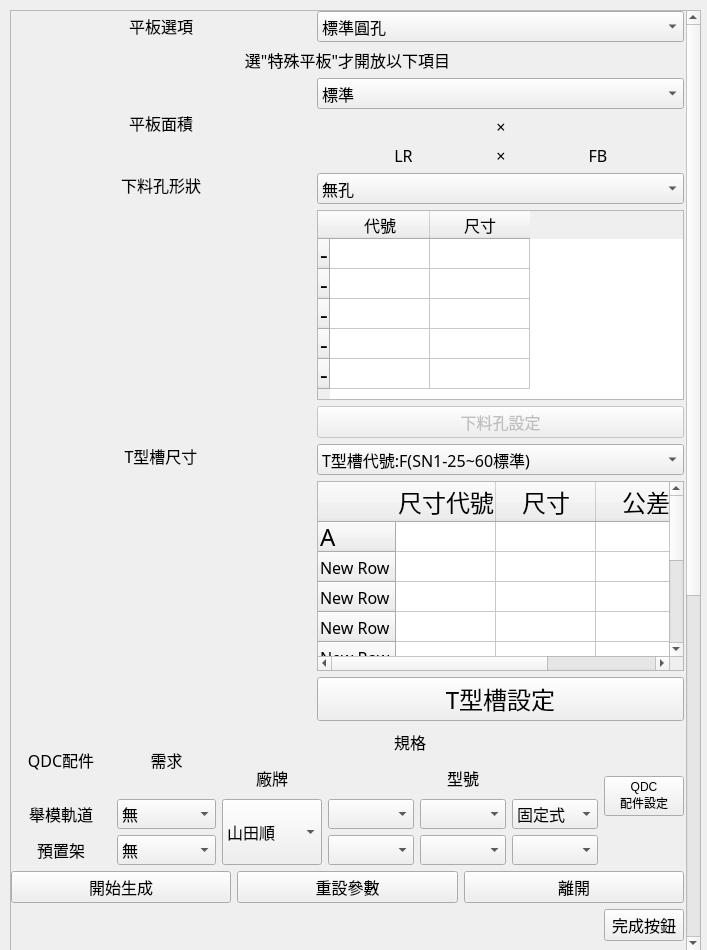
Qt form SYEI_stamping_press_system/pad_main.ui (sinje0816/stamping_press) before a commit.
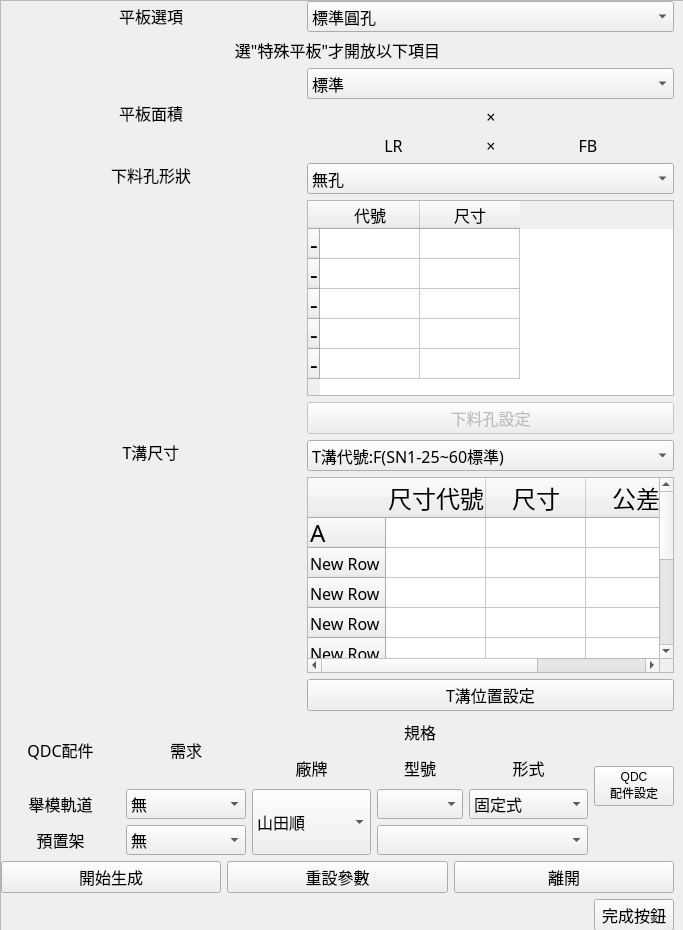
The same form after that commit. Icons and pictures are not drawn.

```diff
--- a/SYEI_stamping_press_system/pad_main.ui
+++ b/SYEI_stamping_press_system/pad_main.ui
@@ -6,28 +6,52 @@
    <rect>
     <x>0</x>
     <y>0</y>
-    <width>707</width>
-    <height>950</height>
+    <width>683</width>
+    <height>930</height>
    </rect>
   </property>
+  <property name="sizePolicy">
+   <sizepolicy hsizetype="Maximum" vsizetype="Maximum">
+    <horstretch>0</horstretch>
+    <verstretch>0</verstretch>
+   </sizepolicy>
+  </property>
+  <property name="minimumSize">
+   <size>
+    <width>683</width>
+    <height>930</height>
+   </size>
+  </property>
+  <property name="maximumSize">
+   <size>
+    <width>683</width>
+    <height>930</height>
+   </size>
+  </property>
   <property name="windowTitle">
    <string>Form</string>
   </property>
   <widget class="QScrollArea" name="scrollArea">
    <property name="geometry">
     <rect>
-     <x>10</x>
-     <y>10</y>
-     <width>691</width>
+     <x>0</x>
+     <y>0</y>
+     <width>700</width>
      <height>941</height>
     </rect>
    </property>
    <property name="sizePolicy">
-    <sizepolicy hsizetype="Preferred" vsizetype="Fixed">
+    <sizepolicy hsizetype="Maximum" vsizetype="Fixed">
      <horstretch>0</horstretch>
      <verstretch>0</verstretch>
     </sizepolicy>
    </property>
+   <property name="maximumSize">
+    <size>
+     <width>700</width>
+     <height>16777215</height>
+    </size>
+   </property>
    <property name="widgetResizable">
     <bool>true</bool>
    </property>
@@ -39,7 +63,7 @@
      <rect>
       <x>0</x>
       <y>0</y>
-      <width>672</width>
+      <width>681</width>
       <height>1500</height>
      </rect>
     </property>
@@ -112,6 +136,83 @@
       </rect>
      </property>
      <layout class="QGridLayout" name="gridLayout_16">
+      <item row="1" column="0">
+       <layout class="QGridLayout" name="gridLayout_15">
+        <item row="0" column="0">
+         <layout class="QHBoxLayout" name="horizontalLayout_2">
+          <item>
+           <widget class="QPushButton" name="plate_start">
+            <property name="font">
+             <font>
+              <family>微軟正黑體</family>
+              <pointsize>12</pointsize>
+             </font>
+            </property>
+            <property name="text">
+             <string>開始生成</string>
+            </property>
+           </widget>
+          </item>
+          <item>
+           <widget class="QPushButton" name="plate_reset">
+            <property name="font">
+             <font>
+              <family>微軟正黑體</family>
+              <pointsize>12</pointsize>
+             </font>
+            </property>
+            <property name="text">
+             <string>重設參數</string>
+            </property>
+           </widget>
+          </item>
+          <item>
+           <widget class="QPushButton" name="plate_escape">
+            <property name="font">
+             <font>
+              <family>微軟正黑體</family>
+              <pointsize>12</pointsize>
+             </font>
+            </property>
+            <property name="text">
+             <string>離開</string>
+            </property>
+           </widget>
+          </item>
+         </layout>
+        </item>
+        <item row="1" column="0">
+         <layout class="QHBoxLayout" name="horizontalLayout">
+          <item>
+           <spacer name="horizontalSpacer">
+            <property name="orientation">
+             <enum>Qt::Horizontal</enum>
+            </property>
+            <property name="sizeHint" stdset="0">
+             <size>
+              <width>398</width>
+              <height>20</height>
+             </size>
+            </property>
+           </spacer>
+          </item>
+          <item>
+           <widget class="QPushButton" name="plate_start_3">
+            <property name="font">
+             <font>
+              <family>微軟正黑體</family>
+              <pointsize>12</pointsize>
+             </font>
+            </property>
+            <property name="text">
+             <string>完成按鈕</string>
+            </property>
+           </widget>
+          </item>
+         </layout>
+        </item>
+       </layout>
+      </item>
       <item row="0" column="0">
        <layout class="QGridLayout" name="gridLayout_14">
         <item row="0" column="0">
@@ -491,7 +592,7 @@
             <item row="1" column="0">
              <widget class="QLabel" name="removepicture">
               <property name="sizePolicy">
-               <sizepolicy hsizetype="Minimum" vsizetype="Expanding">
+               <sizepolicy hsizetype="Fixed" vsizetype="Fixed">
                 <horstretch>0</horstretch>
                 <verstretch>0</verstretch>
                </sizepolicy>
@@ -499,7 +600,13 @@
               <property name="minimumSize">
                <size>
                 <width>300</width>
-                <height>0</height>
+                <height>267</height>
+               </size>
+              </property>
+              <property name="maximumSize">
+               <size>
+                <width>300</width>
+                <height>267</height>
                </size>
               </property>
               <property name="font">
@@ -688,17 +795,17 @@
                 </property>
                 <item>
                  <property name="text">
-                  <string>T型槽代號:F(SN1-25~60標準)</string>
+                  <string>T溝代號:F(SN1-25~60標準)</string>
                  </property>
                 </item>
                 <item>
                  <property name="text">
-                  <string>T型槽代號:G(SN180~250標準)</string>
+                  <string>T溝代號:G(SN1-180~250標準)</string>
                  </property>
                 </item>
                 <item>
                  <property name="text">
-                  <string>特殊T型槽</string>
+                  <string>特殊T溝</string>
                  </property>
                 </item>
                </widget>
@@ -717,6 +824,10 @@
                 <property name="layoutDirection">
                  <enum>Qt::LeftToRight</enum>
                 </property>
+                <property name="styleSheet">
+                 <string notr="true">text-align: center;
+</string>
+                </property>
                 <property name="textElideMode">
                  <enum>Qt::ElideMiddle</enum>
                 </property>
@@ -835,11 +946,11 @@
                 <property name="font">
                  <font>
                   <family>微軟正黑體</family>
-                  <pointsize>18</pointsize>
+                  <pointsize>12</pointsize>
                  </font>
                 </property>
                 <property name="text">
-                 <string>T型槽設定</string>
+                 <string>T溝位置設定</string>
                 </property>
                </widget>
               </item>
@@ -848,7 +959,7 @@
             <item row="1" column="0">
              <widget class="QLabel" name="removepicture_2">
               <property name="sizePolicy">
-               <sizepolicy hsizetype="Minimum" vsizetype="Expanding">
+               <sizepolicy hsizetype="Fixed" vsizetype="Fixed">
                 <horstretch>0</horstretch>
                 <verstretch>0</verstretch>
                </sizepolicy>
@@ -856,7 +967,13 @@
               <property name="minimumSize">
                <size>
                 <width>300</width>
-                <height>0</height>
+                <height>267</height>
+               </size>
+              </property>
+              <property name="maximumSize">
+               <size>
+                <width>300</width>
+                <height>267</height>
                </size>
               </property>
               <property name="font">
@@ -871,7 +988,7 @@
                <string/>
               </property>
               <property name="pixmap">
-               <pixmap>T溝詳圖.png</pixmap>
+               <pixmap>T溝詳圖_F.png</pixmap>
               </property>
               <property name="scaledContents">
                <bool>true</bool>
@@ -904,7 +1021,7 @@
                </font>
               </property>
               <property name="text">
-               <string>T型槽尺寸</string>
+               <string>T溝尺寸</string>
               </property>
               <property name="alignment">
                <set>Qt::AlignCenter</set>
@@ -1037,34 +1154,6 @@
             </property>
            </widget>
           </item>
-          <item row="1" column="3" colspan="3">
-           <widget class="QLabel" name="label_25">
-            <property name="sizePolicy">
-             <sizepolicy hsizetype="Expanding" vsizetype="Minimum">
-              <horstretch>0</horstretch>
-              <verstretch>0</verstretch>
-             </sizepolicy>
-            </property>
-            <property name="minimumSize">
-             <size>
-              <width>0</width>
-              <height>30</height>
-             </size>
-            </property>
-            <property name="font">
-             <font>
-              <family>微軟正黑體</family>
-              <pointsize>12</pointsize>
-             </font>
-            </property>
-            <property name="text">
-             <string>型號</string>
-            </property>
-            <property name="alignment">
-             <set>Qt::AlignCenter</set>
-            </property>
-           </widget>
-          </item>
           <item row="2" column="0">
            <widget class="QLabel" name="label_18">
             <property name="sizePolicy">
@@ -1157,50 +1246,6 @@
             </item>
            </widget>
           </item>
-          <item row="2" column="3">
-           <widget class="QComboBox" name="comboBox_4">
-            <property name="sizePolicy">
-             <sizepolicy hsizetype="Preferred" vsizetype="Minimum">
-              <horstretch>0</horstretch>
-              <verstretch>0</verstretch>
-             </sizepolicy>
-            </property>
-            <property name="minimumSize">
-             <size>
-              <width>0</width>
-              <height>30</height>
-             </size>
-            </property>
-            <property name="font">
-             <font>
-              <family>微軟正黑體</family>
-              <pointsize>12</pointsize>
-             </font>
-            </property>
-           </widget>
-          </item>
-          <item row="2" column="4">
-           <widget class="QComboBox" name="comboBox_6">
-            <property name="sizePolicy">
-             <sizepolicy hsizetype="Preferred" vsizetype="Minimum">
-              <horstretch>0</horstretch>
-              <verstretch>0</verstretch>
-             </sizepolicy>
-            </property>
-            <property name="minimumSize">
-             <size>
-              <width>0</width>
-              <height>30</height>
-             </size>
-            </property>
-            <property name="font">
-             <font>
-              <family>微軟正黑體</family>
-              <pointsize>12</pointsize>
-             </font>
-            </property>
-           </widget>
-          </item>
           <item row="2" column="5">
            <widget class="QComboBox" name="comboBox_8">
             <property name="sizePolicy">
@@ -1293,7 +1338,29 @@
             </item>
            </widget>
           </item>
-          <item row="3" column="3">
+          <item row="2" column="3" colspan="2">
+           <widget class="QComboBox" name="comboBox_4">
+            <property name="sizePolicy">
+             <sizepolicy hsizetype="Preferred" vsizetype="Minimum">
+              <horstretch>0</horstretch>
+              <verstretch>0</verstretch>
+             </sizepolicy>
+            </property>
+            <property name="minimumSize">
+             <size>
+              <width>0</width>
+              <height>30</height>
+             </size>
+            </property>
+            <property name="font">
+             <font>
+              <family>微軟正黑體</family>
+              <pointsize>12</pointsize>
+             </font>
+            </property>
+           </widget>
+          </item>
+          <item row="3" column="3" colspan="3">
            <widget class="QComboBox" name="comboBox_5">
             <property name="sizePolicy">
              <sizepolicy hsizetype="Preferred" vsizetype="Minimum">
@@ -1315,10 +1382,10 @@
             </property>
            </widget>
           </item>
-          <item row="3" column="4">
-           <widget class="QComboBox" name="comboBox_7">
+          <item row="1" column="3" colspan="2">
+           <widget class="QLabel" name="label_25">
             <property name="sizePolicy">
-             <sizepolicy hsizetype="Preferred" vsizetype="Minimum">
+             <sizepolicy hsizetype="Expanding" vsizetype="Minimum">
               <horstretch>0</horstretch>
               <verstretch>0</verstretch>
              </sizepolicy>
@@ -1335,12 +1402,18 @@
               <pointsize>12</pointsize>
              </font>
             </property>
+            <property name="text">
+             <string>型號</string>
+            </property>
+            <property name="alignment">
+             <set>Qt::AlignCenter</set>
+            </property>
            </widget>
           </item>
-          <item row="3" column="5">
-           <widget class="QComboBox" name="comboBox_9">
+          <item row="1" column="5">
+           <widget class="QLabel" name="label_26">
             <property name="sizePolicy">
-             <sizepolicy hsizetype="Preferred" vsizetype="Minimum">
+             <sizepolicy hsizetype="Expanding" vsizetype="Minimum">
               <horstretch>0</horstretch>
               <verstretch>0</verstretch>
              </sizepolicy>
@@ -1357,82 +1430,11 @@
               <pointsize>12</pointsize>
              </font>
             </property>
-           </widget>
-          </item>
-         </layout>
-        </item>
-       </layout>
-      </item>
-      <item row="1" column="0">
-       <layout class="QGridLayout" name="gridLayout_15">
-        <item row="0" column="0">
-         <layout class="QHBoxLayout" name="horizontalLayout_2">
-          <item>
-           <widget class="QPushButton" name="plate_start">
-            <property name="font">
-             <font>
-              <family>微軟正黑體</family>
-              <pointsize>12</pointsize>
-             </font>
-            </property>
             <property name="text">
-             <string>開始生成</string>
+             <string>形式</string>
             </property>
-           </widget>
-          </item>
-          <item>
-           <widget class="QPushButton" name="plate_reset">
-            <property name="font">
-             <font>
-              <family>微軟正黑體</family>
-              <pointsize>12</pointsize>
-             </font>
-            </property>
-            <property name="text">
-             <string>重設參數</string>
-            </property>
-           </widget>
-          </item>
-          <item>
-           <widget class="QPushButton" name="plate_escape">
-            <property name="font">
-             <font>
-              <family>微軟正黑體</family>
-              <pointsize>12</pointsize>
-             </font>
-            </property>
-            <property name="text">
-             <string>離開</string>
-            </property>
-           </widget>
-          </item>
-         </layout>
-        </item>
-        <item row="1" column="0">
-         <layout class="QHBoxLayout" name="horizontalLayout">
-          <item>
-           <spacer name="horizontalSpacer">
-            <property name="orientation">
-             <enum>Qt::Horizontal</enum>
-            </property>
-            <property name="sizeHint" stdset="0">
-             <size>
-              <width>398</width>
-              <height>20</height>
-             </size>
-            </property>
-           </spacer>
-          </item>
-          <item>
-           <widget class="QPushButton" name="plate_start_3">
-            <property name="font">
-             <font>
-              <family>微軟正黑體</family>
-              <pointsize>12</pointsize>
-             </font>
-            </property>
-            <property name="text">
-             <string>完成按鈕</string>
+            <property name="alignment">
+             <set>Qt::AlignCenter</set>
             </property>
            </widget>
           </item>
```
